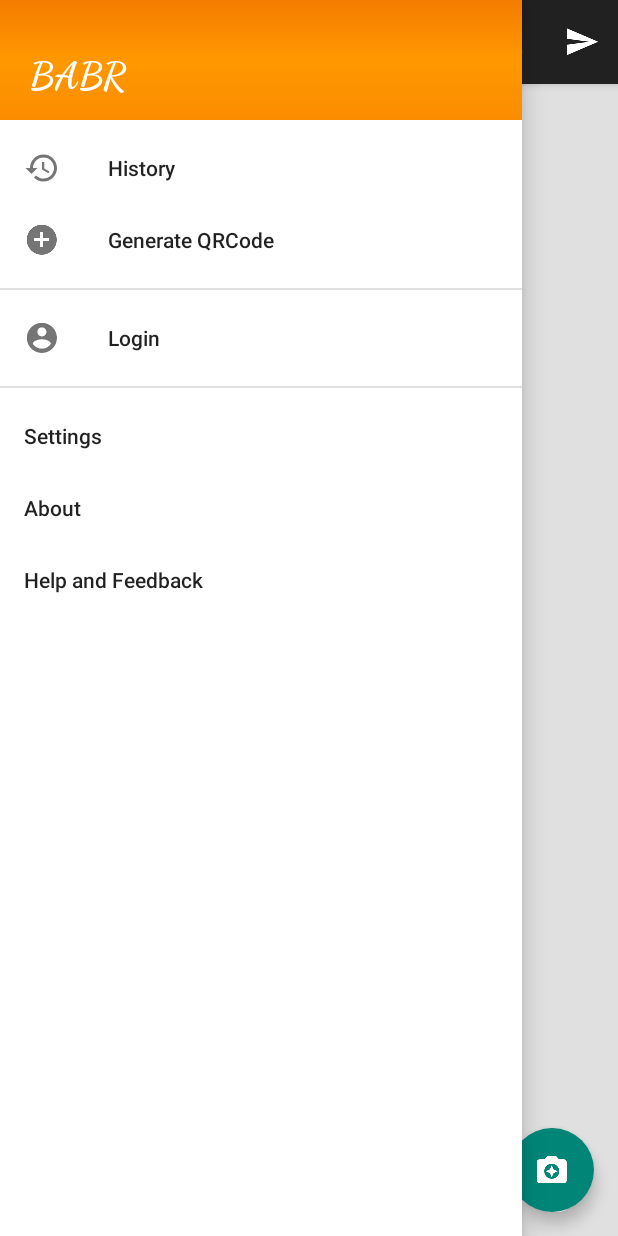
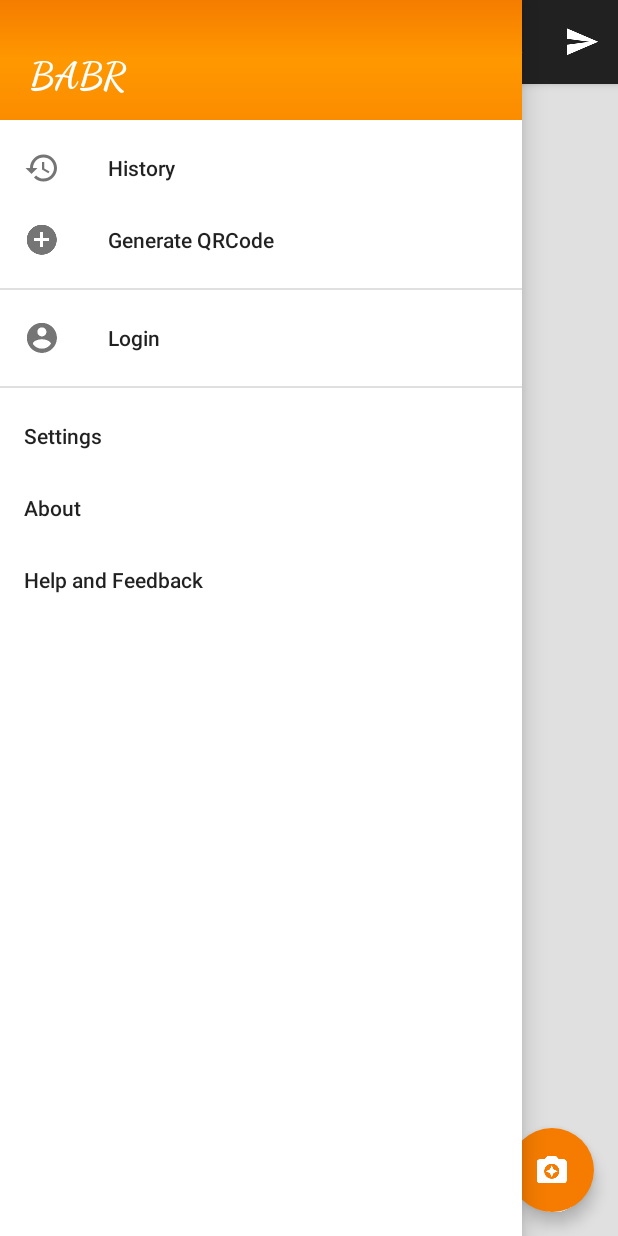
Before and after one commit to thuongleit/BarCodeScanner, an Android app: the MainActivity screen opened directly, with no data from a screen before it, with the side drawer open, on a phone screen of 412 x 824 dp. Run offline under Robolectric (Android 15) with nearby library versions, the phone set to English and light mode, and no system bars; our stand-ins replace ButterKnife, Dagger/Hilt's generated code, Picasso, Timber; libraries missing offline, so code that uses them is left out: com.crashlytics.android, com.facebook.stetho, com.jakewharton.picasso, com.parse, com.pnikosis.materialishprogress and 8 more; pictures from the network do not load; 7 statements that could not run were skipped.

Commit message:
Fix for #2

```diff
--- a/app/src/main/res/layout/app_bar_main_new.xml
+++ b/app/src/main/res/layout/app_bar_main_new.xml
@@ -3,8 +3,8 @@
     xmlns:app="http://schemas.android.com/apk/res-auto"
     android:layout_width="match_parent"
     android:layout_height="match_parent"
-    android:orientation="vertical"
-    android:background="#E0E0E0">
+    android:background="#E0E0E0"
+    android:orientation="vertical">
 
     <android.support.design.widget.CoordinatorLayout
         android:layout_width="match_parent"
@@ -28,11 +28,11 @@
             android:layout_marginBottom="@dimen/fab_margin"
             android:layout_marginRight="@dimen/fab_margin"
             android:src="@drawable/ic_camera_enhance_white_24dp"
+            app:backgroundTint="@color/colorAccent"
             app:borderWidth="0dp"
             app:elevation="6dp"
             app:layout_behavior="com.jokotech.babr.util.ScrollingFABBehavior"
-            app:pressedTranslationZ="12dp"
-          ></android.support.design.widget.FloatingActionButton>
+            app:pressedTranslationZ="12dp"></android.support.design.widget.FloatingActionButton>
 
 
     </android.support.design.widget.CoordinatorLayout>
```
